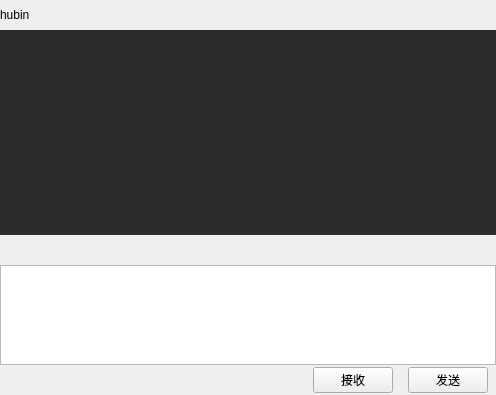
Above: chat/chatpage.ui from wihuwi/chat before the change. Below: the same form after it.
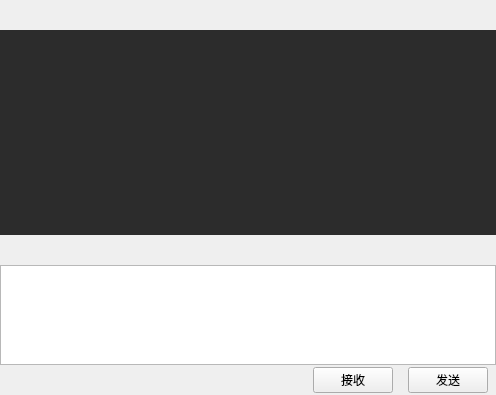
That is the form after the change. Custom widgets are drawn as their Qt base class.

What changed in the file:
```diff
--- a/chat/chatpage.ui
+++ b/chat/chatpage.ui
@@ -80,7 +80,7 @@
          <item>
           <widget class="QLabel" name="title_lb">
            <property name="text">
-            <string>hubin</string>
+            <string/>
            </property>
           </widget>
          </item>
```
